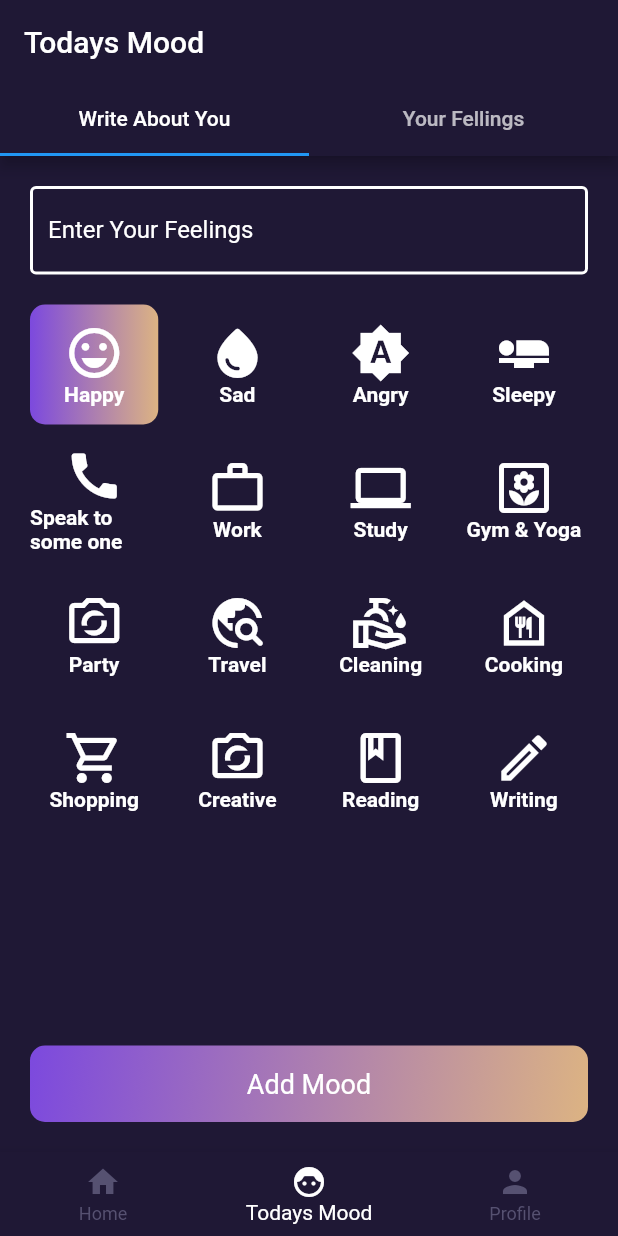
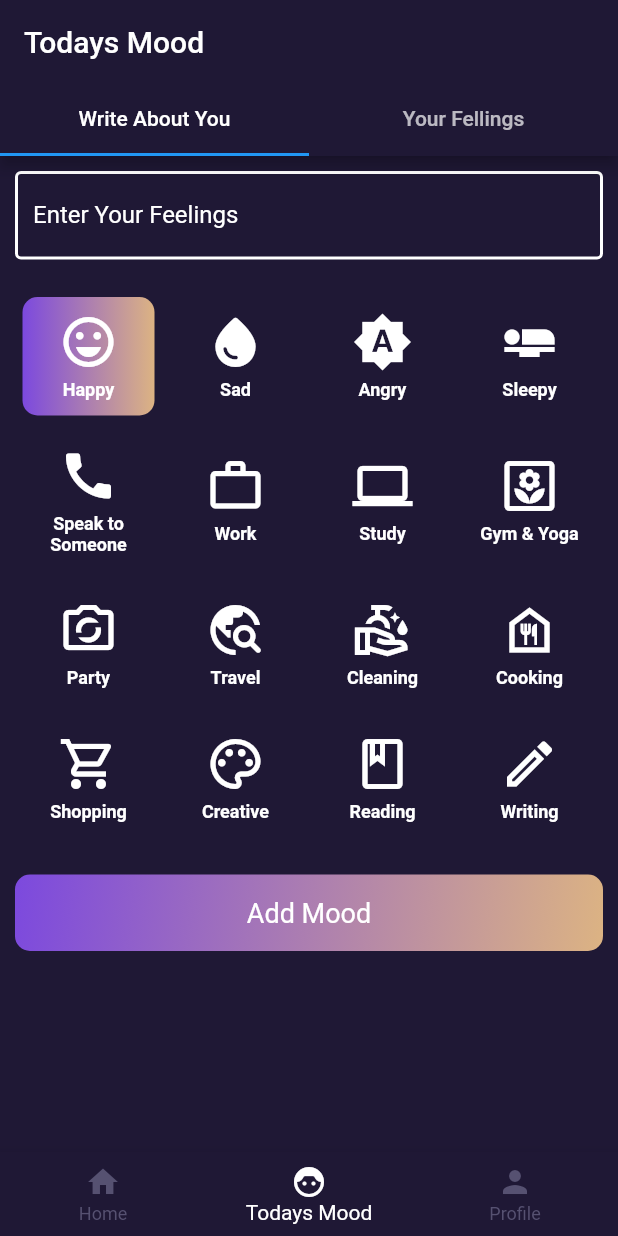
Before and after one commit to ankitachaudhari123/Namaste-Guide, a Flutter app: the screen it shows after launch, item 2 of the bottom bar chosen, on a phone screen of 412 x 824 dp. Run offline on Flutter 3.47's test engine with Material 2 defaults, Android fonts, the phone set to English and light mode, and no system bars; network calls fail.

Commit message:
exercise section done both backend and frontend and also change ui for mood section

```diff
--- a/lib/Exercise/home_page.dart
+++ b/lib/Exercise/home_page.dart
@@ -15,7 +15,7 @@ class _HomePageState extends State<HomePage> {
   List yogaplanlist = [];
 
   Future<void> yogaplans() async {
-    String uri = "http://192.168.1.34/namaste_guide_api/feach_yoga_plans.php";
+    String uri = "http://192.168.1.36/namaste_guide_api/feach_yoga_plans.php";
 
     try {
       var response = await http.post(
--- a/lib/Mood/ChooseYourMoodAndWriteText.dart
+++ b/lib/Mood/ChooseYourMoodAndWriteText.dart
@@ -1,6 +1,4 @@
 import 'package:flutter/material.dart';
-import 'package:flutter/src/widgets/framework.dart';
-import 'package:flutter/src/widgets/placeholder.dart';
 
 class ChooseYourMood extends StatefulWidget {
   const ChooseYourMood({super.key});
@@ -21,15 +19,17 @@ class _ChooseYourMoodState extends State<ChooseYourMood> {
   @override
   Widget build(BuildContext context) {
     return Scaffold(
-      body: Container(
-        width: double.infinity,
-        height: double.infinity,
-        color: const Color(0xff1f1835),
+      backgroundColor: Color(0xff1f1835),
+      body: SafeArea(
+        child: SingleChildScrollView(
+          physics: BouncingScrollPhysics(),
+          keyboardDismissBehavior: ScrollViewKeyboardDismissBehavior.onDrag,
+          child: Padding(
+            padding: const EdgeInsets.all(10),
             child: Column(
+              crossAxisAlignment: CrossAxisAlignment.start,
               children: [
-            Padding(
-              padding: const EdgeInsets.all(20),
-              child: TextField(
+                TextField(
                   style: const TextStyle(color: Colors.white),
                   decoration: const InputDecoration(
                     labelText: 'Enter Your Feelings',
@@ -42,87 +42,40 @@ class _ChooseYourMoodState extends State<ChooseYourMood> {
                     ),
                   ),
                 ),
-            ),
-            Padding(
-              padding: const EdgeInsets.symmetric(horizontal: 20),
-              child: Container(
-                width: double.infinity,
-                height: 80,
-                child: Row(
-                  children: [
+                const SizedBox(height: 20),
+
+                /// Mood Selection Grid
+                _buildMoodRow([
                   _buildMoodTile("Happy", Icons.emoji_emotions_outlined),
-                    const SizedBox(width: 10),
                   _buildMoodTile("Sad", Icons.water_drop_rounded),
-                    const SizedBox(width: 10),
                   _buildMoodTile("Angry", Icons.brightness_auto_sharp),
-                    const SizedBox(width: 10),
                   _buildMoodTile("Sleepy", Icons.airline_seat_flat),
-                  ],
-                ),
-              ),
-            ),
-            SizedBox(height: 10),  // Add space between rows
-Padding(
-  padding: const EdgeInsets.symmetric(horizontal: 20),
-  child: Container(
-    width: double.infinity,
-    height: 80,
-    child: Row(
-      children: [
-        _buildMoodTile("Speak to some one", Icons.call),
-                    const SizedBox(width: 10),
+                ]),
+                _buildMoodRow([
+                  _buildMoodTile("Speak to Someone", Icons.call),
                   _buildMoodTile("Work", Icons.work_outline),
-                    const SizedBox(width: 10),
                   _buildMoodTile("Study", Icons.computer),
-                    const SizedBox(width: 10),
                   _buildMoodTile("Gym & Yoga", Icons.yard_outlined),
-      ],
-    ),
-  ),
-),
-SizedBox(height: 10),  // Add space between rows
-Padding(
-  padding: const EdgeInsets.symmetric(horizontal: 20),
-  child: Container(
-    width: double.infinity,
-    height: 80,
-    child: Row(
-      children: [
+                ]),
+                _buildMoodRow([
                   _buildMoodTile("Party", Icons.party_mode_outlined),
-                    const SizedBox(width: 10),
                   _buildMoodTile("Travel", Icons.travel_explore_rounded),
-                    const SizedBox(width: 10),
                   _buildMoodTile("Cleaning", Icons.clean_hands_outlined),
-                    const SizedBox(width: 10),
                   _buildMoodTile("Cooking", Icons.food_bank_outlined),
-      ],
-    ),
-  ),
-),
-SizedBox(height: 10),  // Add space between rows
-Padding(
-  padding: const EdgeInsets.symmetric(horizontal: 20),
-  child: Container(
-    width: double.infinity,
-    height: 80,
-    child: Row(
-      children: [
+                ]),
+                _buildMoodRow([
                   _buildMoodTile("Shopping", Icons.shopping_cart_outlined),
-                    const SizedBox(width: 10),
-                    _buildMoodTile("Creative", Icons.party_mode_outlined),
-                    const SizedBox(width: 10),
+                  _buildMoodTile("Creative", Icons.palette_outlined),
                   _buildMoodTile("Reading", Icons.book_outlined),
-                    const SizedBox(width: 10),
                   _buildMoodTile("Writing", Icons.mode_edit_outlined),
-      ],
-    ),
-  ),
-),
-            const Spacer(),
-            Padding(
-                padding: const EdgeInsets.all(20),
-                child: GestureDetector(
+                ]),
+
+                const SizedBox(height: 20),
+
+                /// Add Mood Button
+                GestureDetector(
                   onTap: () {
+                    print("Selected Mood: $selectedMood");
                   },
                   child: Container(
                     width: double.infinity,
@@ -142,23 +95,38 @@ Padding(
                     ),
                   ),
                 ),
+              ],
             ),
-          ],
+          ),
         ),
       ),
     );
   }
 
+  /// Builds a single row of moods
+  Widget _buildMoodRow(List<Widget> moodTiles) {
+    return Padding(
+      padding: const EdgeInsets.symmetric(vertical: 5),
+      child: Row(
+        mainAxisAlignment: MainAxisAlignment.spaceBetween,
+        children: moodTiles,
+      ),
+    );
+  }
+
+  /// Builds an individual mood tile
   Widget _buildMoodTile(String mood, IconData icon) {
     bool isSelected = selectedMood == mood;
     return Expanded(
       child: GestureDetector(
         onTap: () => toggleMood(mood),
         child: Container(
+          margin: EdgeInsets.symmetric(horizontal: 5),
+          padding: EdgeInsets.all(10),
           decoration: BoxDecoration(
             borderRadius: BorderRadius.circular(10),
             gradient: isSelected
-                ? const LinearGradient(
+                ? LinearGradient(
                     colors: [Color(0xff7c49de), Color(0xffdcb383)],
                     begin: Alignment.bottomLeft,
                     end: Alignment.bottomRight,
@@ -170,9 +138,11 @@ Padding(
             mainAxisAlignment: MainAxisAlignment.center,
             children: [
               Icon(icon, color: Colors.white, size: 40),
+              SizedBox(height: 5),
               Text(
                 mood,
-                style: const TextStyle(color: Colors.white, fontWeight: FontWeight.bold),
+                textAlign: TextAlign.center,
+                style: TextStyle(color: Colors.white, fontWeight: FontWeight.bold, fontSize: 12),
               ),
             ],
           ),
```
Also changed, not shown: lib/Exercise/expercise_desc.dart (+85 -14 lines), lib/Exercise/expersics.dart (+39 -31 lines). Lines whose indentation alone changed are shown as unchanged.
